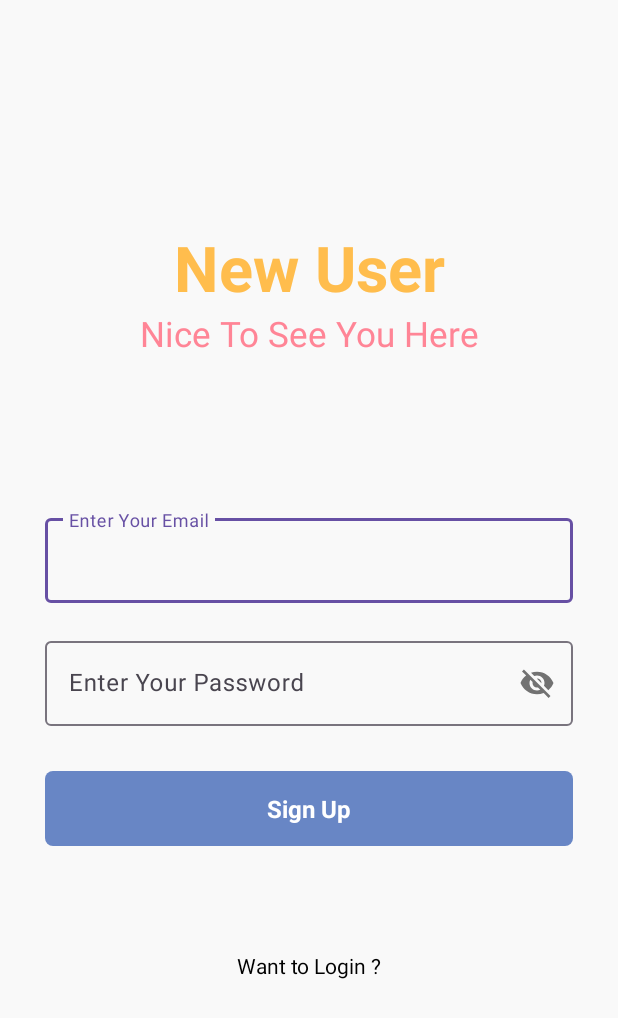
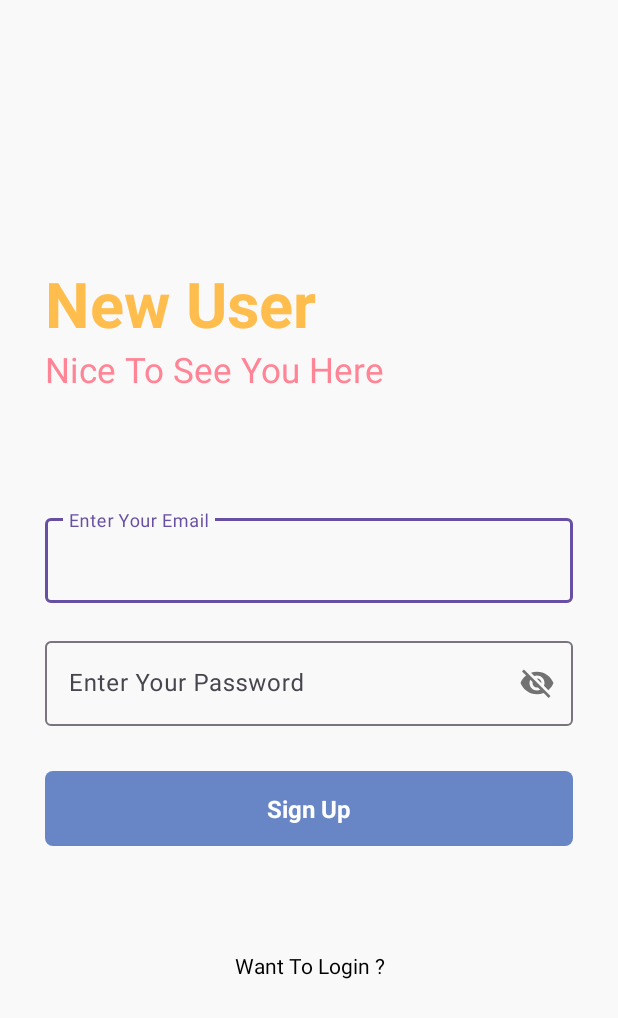
Before and after one commit to hardiksharma02/mad_project, an Android app: the signup screen opened directly, with no data from a screen before it, after a tap on "Sign Up", on a phone screen of 412 x 824 dp. Shown: the top 1018 px of the screen. Run offline under Robolectric (Android 15) with nearby library versions, the phone set to English and light mode, and no system bars; our stand-ins replace Firebase (no records; nobody signed in at launch, a user with empty details on screens opened directly).

Commit message:
files sorted
files changed

```diff
--- a/NotePadApplication/app/src/main/java/com/example/myapplication/signup.java
+++ b/NotePadApplication/app/src/main/java/com/example/myapplication/signup.java
@@ -5,8 +5,6 @@ import androidx.appcompat.app.AppCompatActivity;
 
 import android.content.Intent;
 import android.os.Bundle;
-import android.text.TextUtils;
-import android.util.Patterns;
 import android.view.View;
 import android.widget.EditText;
 import android.widget.RelativeLayout;
@@ -19,15 +17,13 @@ import com.google.firebase.auth.AuthResult;
 import com.google.firebase.auth.FirebaseAuth;
 import com.google.firebase.auth.FirebaseUser;
 
-import org.w3c.dom.Text;
+public class signup extends AppCompatActivity {
 
-import java.util.regex.Pattern;
-
-public class signup extends AppCompatActivity {
 
     private EditText msignupemail,msignuppassword;
     private RelativeLayout msignup;
     private TextView mgotologin;
+
 
     private FirebaseAuth firebaseAuth;
 
@@ -37,7 +33,7 @@ public class signup extends AppCompatActivity {
         super.onCreate(savedInstanceState);
         setContentView(R.layout.activity_signup);
 
-//        getSupportActionBar().hide();
+        //getSupportActionBar().hide();
 
         msignupemail=findViewById(R.id.signupemail);
         msignuppassword=findViewById(R.id.signuppassword);
@@ -46,63 +42,85 @@ public class signup extends AppCompatActivity {
 
         firebaseAuth= FirebaseAuth.getInstance();
 
-        msignup.setOnClickListener(v -> {
-            String mail= msignupemail.toString().trim();
-            String password= msignuppassword.getText().toString().trim();
-            if(isValidEmail(mail)) {
-                if (isValidPassword(password)) {
-                    firebaseAuth.createUserWithEmailAndPassword(mail, password).addOnCompleteListener(new OnCompleteListener<AuthResult>() {
+
+
+
+
+        mgotologin.setOnClickListener(new View.OnClickListener() {
+            @Override
+            public void onClick(View v) {
+                Intent intent=new Intent(signup.this,MainActivity.class);
+                startActivity(intent);
+            }
+        });
+
+        msignup.setOnClickListener(new View.OnClickListener() {
+            @Override
+            public void onClick(View v) {
+
+                String mail=msignupemail.getText().toString().trim();
+                String password=msignuppassword.getText().toString().trim();
+
+                if(mail.isEmpty() || password.isEmpty())
+                {
+                    Toast.makeText(getApplicationContext(),"All Fields are Required",Toast.LENGTH_SHORT).show();
+                }
+                else if(password.length()<7)
+                {
+                    Toast.makeText(getApplicationContext(),"Password Should Greater than 7 Digits",Toast.LENGTH_SHORT).show();
+                }
+                else
+                {
+                    /// registered the user to firebase
+
+                    firebaseAuth.createUserWithEmailAndPassword(mail,password).addOnCompleteListener(new OnCompleteListener<AuthResult>() {
                         @Override
                         public void onComplete(@NonNull Task<AuthResult> task) {
-                            if (task.isSuccessful()) {
-                                Toast.makeText(getApplicationContext(), "Registration Successful", Toast.LENGTH_SHORT).show();
+
+                            if(task.isSuccessful())
+                            {
+                                Toast.makeText(getApplicationContext(),"Registration Successful",Toast.LENGTH_SHORT).show();
                                 sendEmailVerification();
-                            } else {
-                                Toast.makeText(getApplicationContext(), "Failed to Register", Toast.LENGTH_SHORT).show();
                             }
+                            else
+                            {
+                                Toast.makeText(getApplicationContext(),"Failed To Register",Toast.LENGTH_SHORT).show();
+                            }
+
+
                         }
                     });
-                } else {
-                    Toast.makeText(this, "Invalid password", Toast.LENGTH_SHORT).show();
+
                 }
-            }
-            else{
-                Toast.makeText(this,"Invalid Email",Toast.LENGTH_SHORT).show();
+
             }
         });
+
+
     }
-
-    private static boolean isValidPassword(CharSequence target) {
-        Pattern PASSWORD_PATTERN = Pattern.compile("[a-zA-Z0-9\\!\\@\\#\\$]{7,24}");
-        return (!TextUtils.isEmpty(target) && PASSWORD_PATTERN.matcher(target).matches());
-    }
-
-    public static boolean isValidEmail(CharSequence target) {
-        return (!TextUtils.isEmpty(target) && Patterns.EMAIL_ADDRESS.matcher(target).matches());
-    }
-
 
     //send email verification
     private void sendEmailVerification()
     {
-        FirebaseUser firebaseUser= firebaseAuth.getCurrentUser();
-
+        FirebaseUser firebaseUser=firebaseAuth.getCurrentUser();
         if(firebaseUser!=null)
         {
             firebaseUser.sendEmailVerification().addOnCompleteListener(new OnCompleteListener<Void>() {
                 @Override
                 public void onComplete(@NonNull Task<Void> task) {
-                    Toast.makeText(getApplicationContext(), "Verification Email is send , Verify and Log in Again", Toast.LENGTH_SHORT).show();
+                    Toast.makeText(getApplicationContext(),"Verification Email is Sent,Verify and Log In Again",Toast.LENGTH_SHORT).show();
                     firebaseAuth.signOut();
                     finish();
-                    startActivity(new Intent(signup.this, MainActivity.class));
+                    startActivity(new Intent(signup.this,MainActivity.class));
                 }
             });
+        }
 
+        else
+        {
+            Toast.makeText(getApplicationContext(),"Failed To Send Verification Email",Toast.LENGTH_SHORT).show();
         }
-    else
-    {
-        Toast.makeText(getApplicationContext(), "Failed to send Verification", Toast.LENGTH_SHORT).show();
     }
-    }
+
+
 }
--- a/NotePadApplication/app/src/main/res/layout/activity_signup.xml
+++ b/NotePadApplication/app/src/main/res/layout/activity_signup.xml
@@ -8,11 +8,14 @@
 tools:context=".signup">
 
 
+
+
 <RelativeLayout
     android:layout_width="match_parent"
     android:layout_height="wrap_content"
-        android:layout_centerInParent="true"
-        android:id="@+id/centerLine2">
+    android:id="@+id/centerline2"
+    android:layout_centerInParent="true">
+
 </RelativeLayout>
 
 <LinearLayout
@@ -20,17 +23,16 @@
     android:layout_height="wrap_content"
     android:layout_marginLeft="30dp"
     android:layout_marginRight="30dp"
-        android:layout_marginTop="150dp"
+    android:layout_above="@id/centerline2"
+    android:layout_marginBottom="150dp"
     android:orientation="vertical">
-
 
     <TextView
         android:layout_width="match_parent"
         android:layout_height="wrap_content"
         android:text="New User"
+        android:textSize="42sp"
         android:textColor="#FFBD4D"
-            android:gravity="center"
-            android:textSize="42sp"
         android:textStyle="bold">
 
     </TextView>
@@ -39,28 +41,31 @@
         android:layout_width="match_parent"
         android:layout_height="wrap_content"
         android:text="Nice To See You Here"
-            android:gravity="center"
-            android:textColor="#FF8596"
-            android:textSize="23sp">
+        android:textSize="23sp"
+        android:textColor="#FF8596">
 
     </TextView>
+
 </LinearLayout>
+
 
 <com.google.android.material.textfield.TextInputLayout
     android:layout_width="match_parent"
     android:layout_height="wrap_content"
-        android:layout_above="@+id/centerLine2"
+    android:layout_above="@+id/centerline2"
     android:layout_marginBottom="10dp"
     android:id="@+id/email"
     android:layout_marginRight="30dp"
     android:layout_marginLeft="30dp"
     >
+
     <EditText
+        android:id="@+id/signupemail"
         android:layout_width="match_parent"
         android:layout_height="wrap_content"
-            android:id="@+id/signupemail"
         android:hint="Enter Your Email"
-            >
+        android:inputType="textEmailAddress"
+        tools:ignore="SpeakableTextPresentCheck">
 
     </EditText>
 </com.google.android.material.textfield.TextInputLayout>
@@ -68,57 +73,59 @@
 <com.google.android.material.textfield.TextInputLayout
     android:layout_width="match_parent"
     android:layout_height="wrap_content"
-        android:layout_below="@+id/centerLine2"
+    android:layout_below="@+id/centerline2"
     android:layout_marginTop="10dp"
     android:id="@+id/password"
     android:layout_marginRight="30dp"
     android:layout_marginLeft="30dp"
     app:passwordToggleEnabled="true"
     >
+
     <EditText
+        android:id="@+id/signuppassword"
         android:layout_width="match_parent"
         android:layout_height="wrap_content"
-            android:id="@+id/signuppassword"
         android:hint="Enter Your Password"
-            >
+        tools:ignore="SpeakableTextPresentCheck">
 
     </EditText>
 </com.google.android.material.textfield.TextInputLayout>
 
+
 <RelativeLayout
+    android:id="@+id/signup"
     android:layout_width="match_parent"
     android:layout_height="50dp"
+    android:layout_below="@id/password"
     android:layout_marginLeft="30dp"
+    android:layout_marginTop="30dp"
     android:layout_marginRight="30dp"
-        android:layout_marginTop="30dp"
-        android:background="@drawable/button_design"
-        android:layout_below="@+id/password"
-        android:id="@+id/signup"
-        >
+    android:background="@drawable/button_design">
+
     <TextView
         android:layout_width="wrap_content"
         android:layout_height="wrap_content"
-            android:textStyle="bold"
+        android:layout_centerInParent="true"
         android:layout_marginStart="8dp"
+        android:text="Sign Up"
+        android:textColor="@color/white"
         android:textSize="16sp"
-            android:text="Sign Up"
-            android:layout_centerInParent="true"
-            android:textColor="@color/white">
+        android:textStyle="bold"></TextView>
 
-        </TextView>
 </RelativeLayout>
 
+
 <TextView
+    android:id="@+id/gotologin"
     android:layout_width="match_parent"
     android:layout_height="wrap_content"
+    android:layout_below="@id/signup"
+    android:layout_marginLeft="20dp"
+    android:layout_marginTop="70dp"
+    android:layout_marginRight="20dp"
+    android:text="Want To Login ?"
     android:textAlignment="center"
-        android:text="Want to Login ?"
-        android:layout_marginLeft="20dp"
-        android:layout_marginRight="20dp"
-        android:textColor="@color/black"
-        android:layout_below="@id/signup"
-        android:id="@+id/gotologin"
-        android:layout_marginTop="70dp">
+    android:textColor="@color/black"></TextView>
 
-    </TextView>
+
 </RelativeLayout>
```
Also changed, not shown: NotePadApplication/app/src/main/java/com/example/myapplication/MainActivity.java (+85 -12 lines), NotePadApplication/app/src/main/res/layout/activity_forgotpassword.xml (+23 -14 lines). Lines whose indentation alone changed are shown as unchanged.
